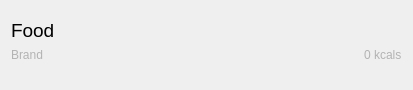
Above: ui/SearchItemWidget.ui from OpenFitnessPal/OpenFitnessPal before the change. Below: the same form after it.
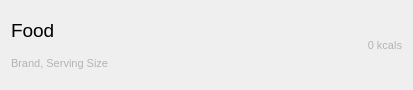
That is the form after the change.

```diff
--- a/ui/SearchItemWidget.ui
+++ b/ui/SearchItemWidget.ui
@@ -26,7 +26,7 @@
      </property>
     </widget>
    </item>
-   <item row="1" column="0" alignment="Qt::AlignmentFlag::AlignTop">
+   <item row="1" column="0">
     <widget class="QLabel" name="brand">
      <property name="palette">
       <palette>
@@ -55,12 +55,17 @@
        <disabled/>
       </palette>
      </property>
+     <property name="font">
+      <font>
+       <pointsize>8</pointsize>
+      </font>
+     </property>
      <property name="text">
-      <string>Brand</string>
+      <string>Brand, Serving Size</string>
      </property>
     </widget>
    </item>
-   <item row="1" column="1" alignment="Qt::AlignmentFlag::AlignRight|Qt::AlignmentFlag::AlignTop">
+   <item row="0" column="1" rowspan="2">
     <widget class="QLabel" name="cals">
      <property name="palette">
       <palette>
@@ -89,9 +94,17 @@
        <disabled/>
       </palette>
      </property>
+     <property name="font">
+      <font>
+       <pointsize>8</pointsize>
+      </font>
+     </property>
      <property name="text">
       <string>0 kcals</string>
      </property>
+     <property name="alignment">
+      <set>Qt::AlignmentFlag::AlignRight|Qt::AlignmentFlag::AlignTrailing|Qt::AlignmentFlag::AlignVCenter</set>
+     </property>
     </widget>
    </item>
   </layout>
```
